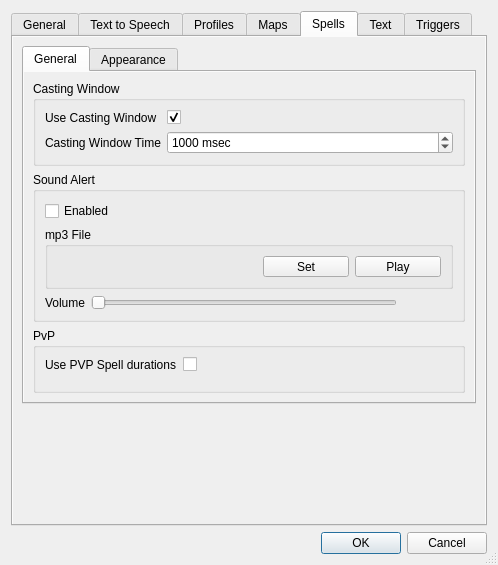
The window that data/ui/settings.ui (nomns/nparse) describes before a commit, drawn with Qt 5.
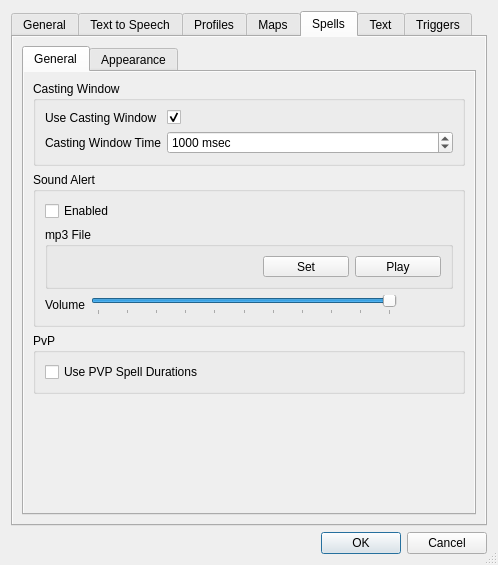
The same window after the commit. The open tabs and pages were chosen to show the change.

Commit message: Profiles, triggers, etc. - Updated events for UI - Switched QByteArray to QMediaContent for sound object - Settings TriggerTree now updated to new config system - Trigger Manager now acts as iterable - Profile object now manages itself so reference don't become unsynced - Spell level for current profile can now be changed from systemtray - Enabled items in TriggerTree are now saved to profile

The edit to the form file:
```diff
--- a/data/ui/settings.ui
+++ b/data/ui/settings.ui
@@ -637,9 +637,21 @@
                 </item>
                 <item>
                  <widget class="QSlider" name="spellsSoundVolumeSlider">
+                  <property name="maximum">
+                   <number>100</number>
+                  </property>
+                  <property name="value">
+                   <number>100</number>
+                  </property>
                   <property name="orientation">
                    <enum>Qt::Horizontal</enum>
                   </property>
+                  <property name="tickPosition">
+                   <enum>QSlider::TicksBelow</enum>
+                  </property>
+                  <property name="tickInterval">
+                   <number>10</number>
+                  </property>
                  </widget>
                 </item>
                 <item>
@@ -667,22 +679,28 @@
              </property>
              <layout class="QVBoxLayout" name="verticalLayout_11">
               <item>
-               <layout class="QFormLayout" name="formLayout_6">
-                <item row="0" column="0">
-                 <widget class="QLabel" name="usePVPSpellDurationsLabel">
-                  <property name="text">
-                   <string>Use PVP Spell durations</string>
-                  </property>
-                 </widget>
-                </item>
-                <item row="0" column="1">
-                 <widget class="QCheckBox" name="spellsUsePVPSpellDurationsCheckBox"/>
-                </item>
-               </layout>
+               <widget class="QCheckBox" name="spellsUsePVPSpellDurationsCheckBox">
+                <property name="text">
+                 <string>Use PVP Spell Durations</string>
+                </property>
+               </widget>
               </item>
              </layout>
             </widget>
            </item>
+           <item>
+            <spacer name="verticalSpacer_6">
+             <property name="orientation">
+              <enum>Qt::Vertical</enum>
+             </property>
+             <property name="sizeHint" stdset="0">
+              <size>
+               <width>20</width>
+               <height>40</height>
+              </size>
+             </property>
+            </spacer>
+           </item>
           </layout>
          </widget>
          <widget class="QWidget" name="tab_7">
@@ -856,19 +874,6 @@
          </widget>
         </widget>
        </item>
-       <item>
-        <spacer name="verticalSpacer_6">
-         <property name="orientation">
-          <enum>Qt::Vertical</enum>
-         </property>
-         <property name="sizeHint" stdset="0">
-          <size>
-           <width>20</width>
-           <height>40</height>
-          </size>
-         </property>
-        </spacer>
-       </item>
       </layout>
      </widget>
      <widget class="QWidget" name="tab_8">
```
Left out of the diff: 205 changed lines with no effect on the pictures. The commit also changes 38 other files.
